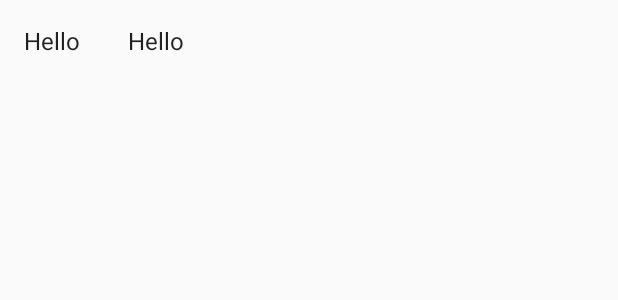
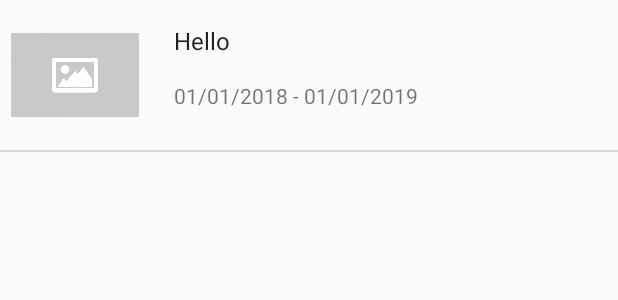
Before and after one commit to mikecon94/TravelJournal, an Android app: the layout fragment_holiday.xml on its own in the app's theme, with its tools: preview values and no code run, on a phone screen of 412 x 824 dp. Shown: the top 300 px of the screen. Run offline under Robolectric (Android 15) with nearby library versions, the light colour scheme and no system bars.

Commit message:
Add placeholder image for holidays. Disable database queries on UI thread. Fix issues with rotation. Update list view.

```diff
--- a/app/src/main/java/com/mikepconroy/traveljournal/model/db/AppDatabase.java
+++ b/app/src/main/java/com/mikepconroy/traveljournal/model/db/AppDatabase.java
@@ -22,9 +22,8 @@ public abstract class AppDatabase extends RoomDatabase {
         if(INSTANCE == null){
             Log.i(Configuration.TAG, "AppDatabase: Creating new instance.");
 
-            //TODO: Remove allow Main Thread queries.
             INSTANCE = Room.databaseBuilder(context.getApplicationContext(), AppDatabase.class,
-                    Configuration.DB_NAME).allowMainThreadQueries().build();
+                    Configuration.DB_NAME).build();
         }
         return INSTANCE;
     }
--- a/app/src/main/res/layout/fragment_edit_holiday_details.xml
+++ b/app/src/main/res/layout/fragment_edit_holiday_details.xml
@@ -9,7 +9,8 @@
         android:id="@+id/holiday_title"
         android:layout_width="match_parent"
         android:layout_height="wrap_content"
-        android:text="@string/holiday_title" />
+        android:text="@string/holiday_title"
+        android:maxLength="30"/>
 
     <ScrollView
         android:layout_width="match_parent"
--- a/app/src/main/res/layout/fragment_holiday.xml
+++ b/app/src/main/res/layout/fragment_holiday.xml
@@ -2,7 +2,17 @@
 <LinearLayout xmlns:android="http://schemas.android.com/apk/res/android"
     android:layout_width="match_parent"
     android:layout_height="wrap_content"
+    android:orientation="vertical">
+
+    <LinearLayout
+        android:layout_width="wrap_content"
+        android:layout_height="wrap_content"
         android:orientation="horizontal">
+        <ImageView
+            android:padding="7dp"
+            android:layout_width="100dp"
+            android:layout_height="100dp"
+            android:src="@drawable/photo_not_found"/>
 
         <TextView
             android:id="@+id/holiday_id"
@@ -10,7 +20,13 @@
             android:layout_height="wrap_content"
             android:layout_margin="@dimen/text_margin"
             android:text="Hello"
-        android:textAppearance="?attr/textAppearanceListItem" />
+            android:textAppearance="?attr/textAppearanceListItem"
+            android:visibility="gone"/>
+
+        <LinearLayout
+            android:layout_width="wrap_content"
+            android:layout_height="wrap_content"
+            android:orientation="vertical">
 
         <TextView
             android:id="@+id/holiday_title"
@@ -19,4 +35,32 @@
             android:layout_margin="@dimen/text_margin"
             android:text="Hello"
             android:textAppearance="?attr/textAppearanceListItem" />
+            <LinearLayout
+                android:layout_width="wrap_content"
+                android:layout_height="wrap_content"
+                android:orientation="horizontal">
+            <TextView
+                android:layout_width="wrap_content"
+                android:layout_height="wrap_content"
+                android:layout_marginLeft="@dimen/text_margin"
+                android:text="01/01/2018"/>
+
+            <TextView
+                android:layout_width="wrap_content"
+                android:layout_height="wrap_content"
+                android:text=" - "/>
+
+            <TextView
+                android:layout_width="wrap_content"
+                android:layout_height="wrap_content"
+                android:text="01/01/2019"/>
+
             </LinearLayout>
+        </LinearLayout>
+    </LinearLayout>
+
+    <View
+        android:layout_width="match_parent"
+        android:layout_height="2px"
+        android:background="#22000000"/>
+</LinearLayout>
--- a/app/src/main/res/layout/fragment_holiday_details.xml
+++ b/app/src/main/res/layout/fragment_holiday_details.xml
@@ -7,7 +7,9 @@
 
     <ImageView
         android:layout_width="match_parent"
-        android:layout_height="250dp"/>
+        android:layout_height="250dp"
+        android:src="@drawable/photo_not_found"
+        android:padding="10dp"/>
 
     <ScrollView
         android:layout_width="match_parent"
```
Also changed, not shown: app/src/main/java/com/mikepconroy/traveljournal/MainActivity.java (+32 -22 lines), app/src/main/java/com/mikepconroy/traveljournal/fragments/holidays/HolidayDetailsFragment.java (+46 -13 lines), app/src/main/res/layout/fragment_new_holiday.xml (+6 -4 lines), app/src/main/res/layout/nav_header_main.xml (+4 -11 lines), app/src/main/res/drawable/photo_not_found.png (added). Lines whose indentation alone changed are shown as unchanged.
